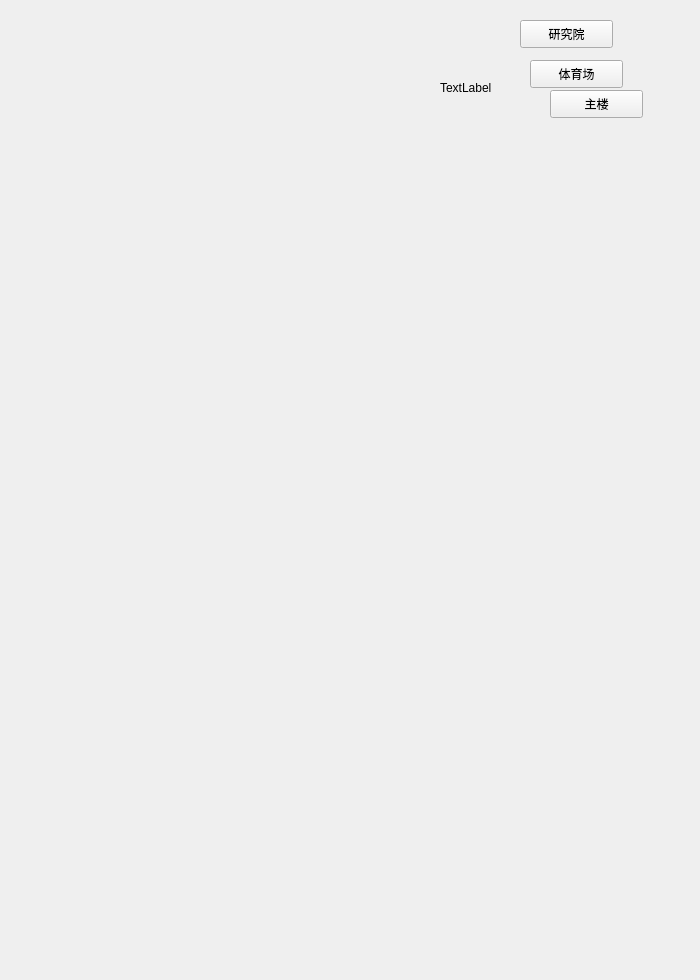
Above: mapnotes.ui from Chasecheese/HitWH_Map before the change. Below: the same form after it.
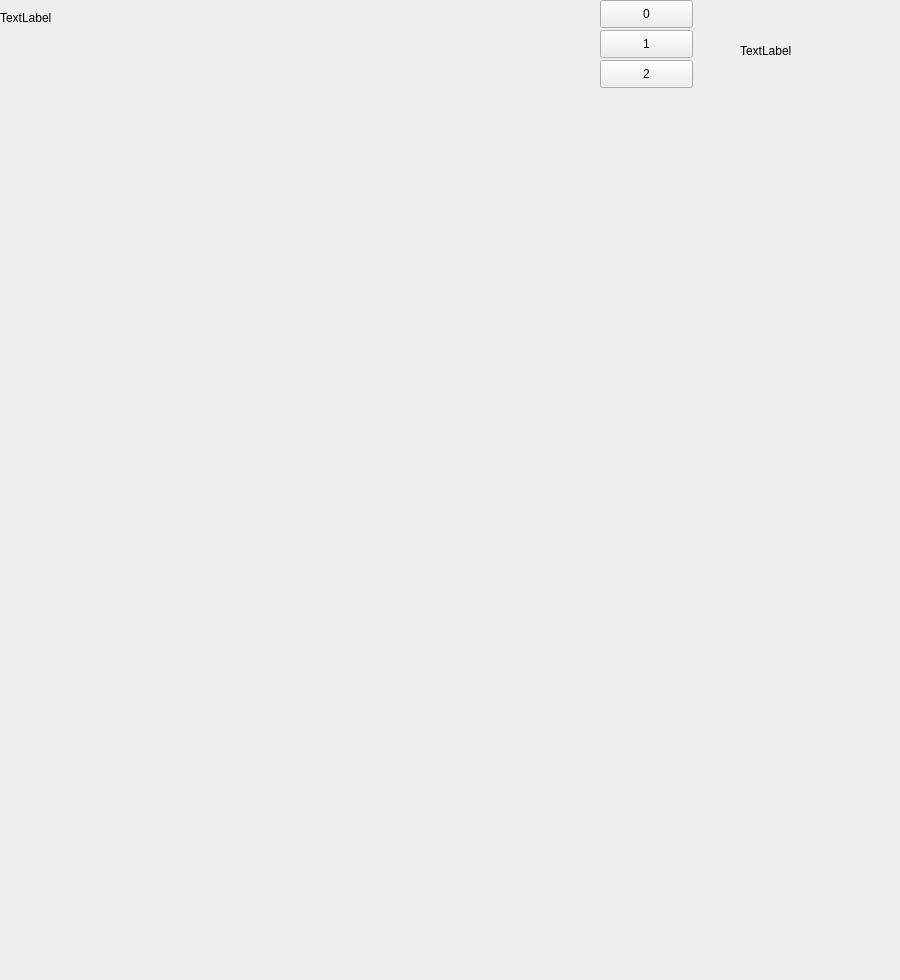
That is the form after the change.

Patch:
```diff
--- a/mapnotes.ui
+++ b/mapnotes.ui
@@ -6,7 +6,7 @@
    <rect>
     <x>0</x>
     <y>0</y>
-    <width>700</width>
+    <width>900</width>
     <height>980</height>
    </rect>
   </property>
@@ -16,47 +16,47 @@
   <widget class="QPushButton" name="BulidH">
    <property name="geometry">
     <rect>
-     <x>550</x>
-     <y>90</y>
+     <x>600</x>
+     <y>0</y>
      <width>93</width>
      <height>28</height>
     </rect>
    </property>
    <property name="text">
-    <string>主楼</string>
+    <string>0</string>
    </property>
   </widget>
   <widget class="QPushButton" name="BulidY">
    <property name="geometry">
     <rect>
-     <x>520</x>
-     <y>20</y>
-     <width>93</width>
-     <height>28</height>
-    </rect>
-   </property>
-   <property name="text">
-    <string>研究院</string>
-   </property>
-  </widget>
-  <widget class="QPushButton" name="BuildT">
-   <property name="geometry">
-    <rect>
-     <x>530</x>
+     <x>600</x>
      <y>60</y>
      <width>93</width>
      <height>28</height>
     </rect>
    </property>
    <property name="text">
-    <string>体育场</string>
+    <string>2</string>
+   </property>
+  </widget>
+  <widget class="QPushButton" name="Build1">
+   <property name="geometry">
+    <rect>
+     <x>600</x>
+     <y>30</y>
+     <width>93</width>
+     <height>28</height>
+    </rect>
+   </property>
+   <property name="text">
+    <string>1</string>
    </property>
   </widget>
   <widget class="QLabel" name="label">
    <property name="geometry">
     <rect>
-     <x>440</x>
-     <y>80</y>
+     <x>0</x>
+     <y>10</y>
      <width>72</width>
      <height>15</height>
     </rect>
@@ -65,6 +65,19 @@
     <string>TextLabel</string>
    </property>
   </widget>
+  <widget class="QLabel" name="yet">
+   <property name="geometry">
+    <rect>
+     <x>740</x>
+     <y>10</y>
+     <width>151</width>
+     <height>81</height>
+    </rect>
+   </property>
+   <property name="text">
+    <string>TextLabel</string>
+   </property>
+  </widget>
  </widget>
  <resources/>
  <connections/>
```
Left out of the diff: 4 changed lines with no effect on the pictures.
